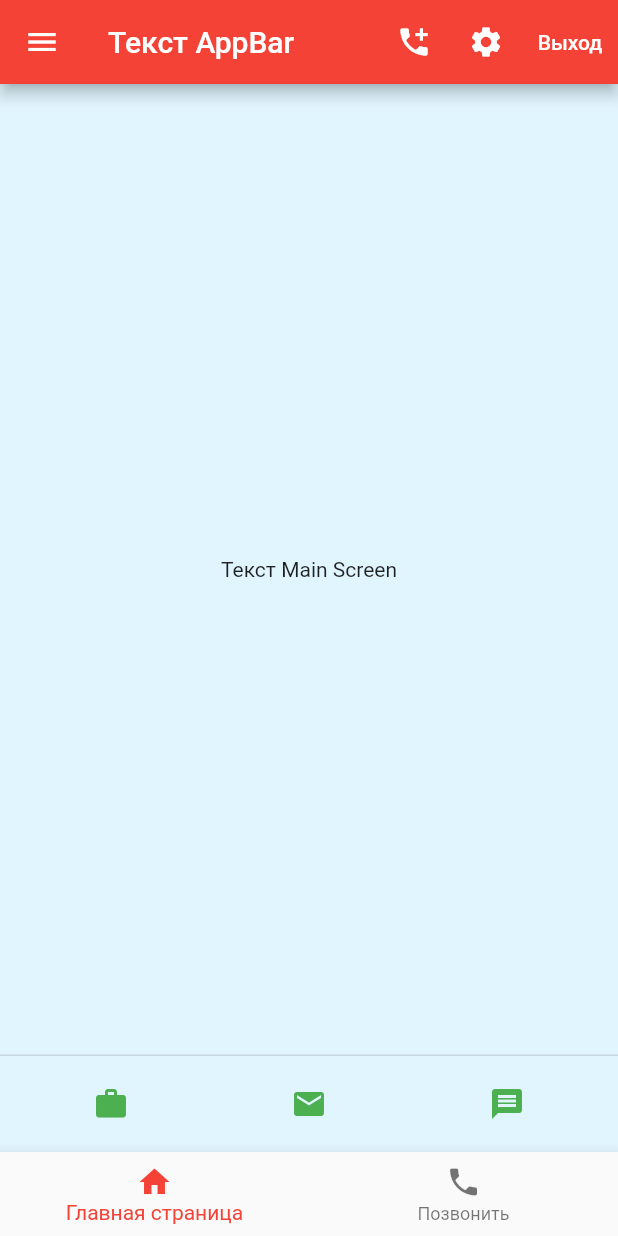
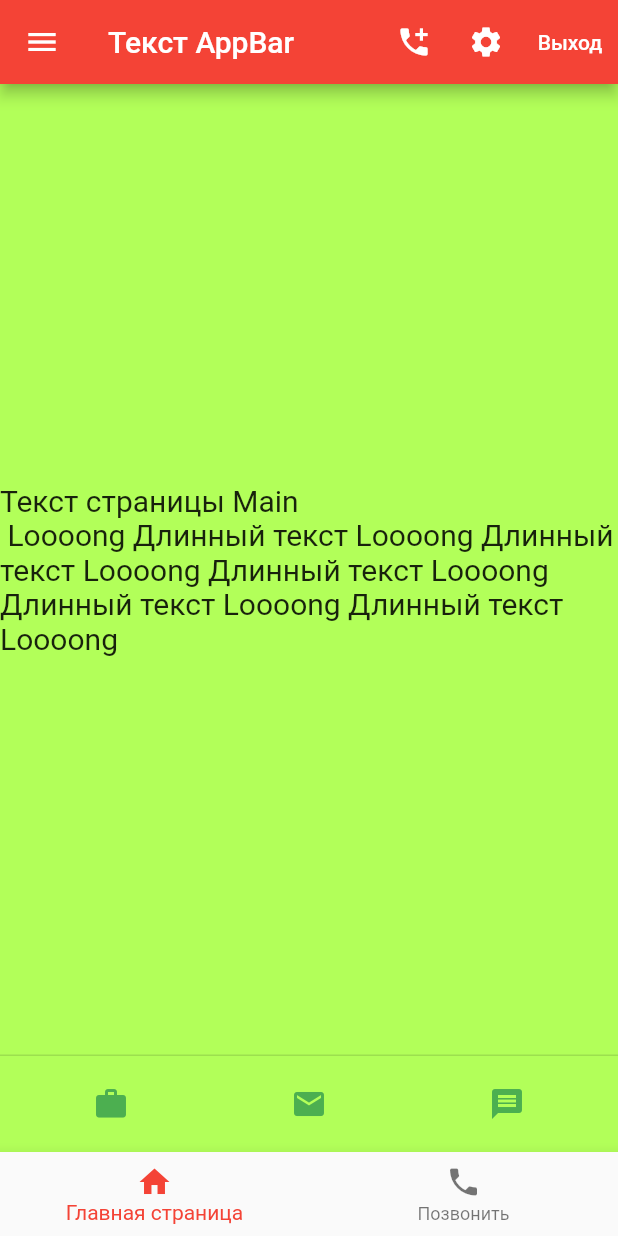
Before and after one commit to YriiBlackMsk/pizza, a Flutter app: the screen it shows after launch, on a phone screen of 412 x 824 dp. Run offline on Flutter 3.47's test engine with Material 2 defaults, Android fonts, the phone set to English and light mode, and no system bars; our stand-ins replace google_fonts, syncfusion_flutter_sliders; missing offline and left inert: sliding_switch; Roboto replaces fonts that are missing (Arial Black, Hind).

Commit message:
Кейс-задание 2.4

```diff
--- a/lib/fifth_screen.dart
+++ b/lib/fifth_screen.dart
@@ -1,5 +1,6 @@
 import 'package:flutter/material.dart';
 import 'package:google_fonts/google_fonts.dart';
+import 'package:pizza/utils/strings.dart';
 
 class FifthScreen extends StatefulWidget {
   const FifthScreen({Key? key}) : super(key: key);
@@ -13,9 +14,14 @@ class _FifthScreenState extends State<FifthScreen> {
   Widget build(BuildContext context) {
     return SafeArea(
         child: Scaffold(
-          backgroundColor: Colors.pink[200],
+          backgroundColor: Colors.white,
           appBar: AppBar(title: const Text('Текст Fifth Screen'),),
-          body: const Center(child: Text('Текст Fifth Screen'),),
+          body: Padding(
+            padding: const EdgeInsets.only(left: 20.0, right: 20.0, top: 40),
+            child: SingleChildScrollView(
+                child: Center(
+                  child: Text(Strings.longBodyText5, style: Theme.of(context).textTheme.headline5),)),
+          ),
         ));
   }
 }
--- a/lib/fourth_screen.dart
+++ b/lib/fourth_screen.dart
@@ -1,5 +1,6 @@
 import 'package:flutter/material.dart';
 import 'package:google_fonts/google_fonts.dart';
+import 'package:pizza/utils/strings.dart';
 
 class FourthScreen extends StatefulWidget {
   const FourthScreen({Key? key}) : super(key: key);
@@ -15,7 +16,7 @@ class _FourthScreenState extends State<FourthScreen> {
         child: Scaffold(
           backgroundColor: Colors.green[200],
           appBar: AppBar(title: const Text('Текст Fourth Screen')),
-          body: const Center(child: Text('Текст Fourth Screen'),),
+          body: Center(child: Text(Strings.longBodyText4, style: Theme.of(context).textTheme.headline4),),
         ));
   }
 }
--- a/lib/main.dart
+++ b/lib/main.dart
@@ -1,3 +1,4 @@
+//1.Подключаем библиотеки и ссылки на другие страницы приложения
 import 'package:flutter/material.dart'; //подключение библиотеки с дизайном от андроида
 // import 'package:google_fonts/google_fonts.dart';
 import 'package:pizza/navigation.dart';
@@ -5,34 +6,53 @@ import 'package:pizza/second_screen.dart';
 import 'package:pizza/third_screen.dart';
 import 'package:pizza/fourth_screen.dart';
 import 'package:pizza/fifth_screen.dart';
+import 'package:pizza/utils/global_theme.dart';
 
+//2.Активируем запуск приложения
 void main() {
   runApp (const MyApp ()); ////старт приложения с навания страницы, либо MyApp
 }
-//(стейтфул виджет из 2х классов, изменяет вид от события является динамическим классом
+
+//3.Описываем маршруты, задаем тему (css)
 class MyApp extends StatelessWidget { //1 класс используется для хранения переданных параметров и инициализации состояния
   const MyApp({Key? key}) : super(key: key);
 
   @override
   Widget build(BuildContext context) {
     return MaterialApp(
-      initialRoute: '/', //индексная страница, может быть либо она, либо home см. выше
+      //initialRoute: '/', //индексная страница, может быть либо она, либо home см. выше, на этом баг надо разбираться
       routes: { //прописываем маршруты для страниц
         '/2': (context) => const SecondScreen(),
         '/3': (context) => const ThirdScreen(),
         '/4': (context) => const FourthScreen(),
         '/5': (context) => const FifthScreen(),
     },
-      title: 'Что это', //за что отвечает???
-      theme: ThemeData( //задает цвет бэкграунда на аппбаре, на футере цвет иконок и текста
-        primarySwatch: Colors.red,
+      title: "Имя приложения", //за что отвечает???
+      theme: globalTheme(), //глобальный вариант темы, настройка в отдельном файле global_theme
+        /*theme: ThemeData( //локальный вариант темы
+        fontFamily: 'Georgia',
+        splashColor: Colors.yellow,
+
+        colorScheme: ColorScheme.fromSwatch(
+          brightness: Brightness.light,
+          primarySwatch: Colors.orange,
+        ).copyWith(
+          secondary: Colors.green,
+        ),
+
+        textTheme: const TextTheme(
+          headline1: TextStyle(fontSize: 72.0, fontWeight: FontWeight.bold),
+          headline6: TextStyle(fontSize: 36.0, fontStyle: FontStyle.italic),
+          bodyText2: TextStyle(fontSize: 14.0, fontFamily: 'Hind'),
+        ),
       ),
+      */
       debugShowCheckedModeBanner: false, //снимает попдис debag
       home: const MainScreen(), //путь до галвной страницы
     );
   }
 }
-
+//4.Рисуем страницу
 class MainScreen extends StatelessWidget {
   const MainScreen({Key? key}) : super(key: key);
 
@@ -41,7 +61,7 @@ class MainScreen extends StatelessWidget {
     return const SafeArea(
       child: Scaffold(
         body: Center(
-          child: NavigationDrawer(), //отправляет нас в класс навигации
+          child: NavigationDrawer(), //отправляет нас в класс навигации в файл
         ),
       ),
     );
--- a/lib/navigation.dart
+++ b/lib/navigation.dart
@@ -1,7 +1,10 @@
 import 'package:flutter/material.dart';
 // import 'package:google_fonts/google_fonts.dart';
 import 'package:flutter/gestures.dart';
+import 'package:pizza/utils/strings.dart';
 
+//страница навигации
+//1.Создаем класс для отрисовки экрана
 class NavigationDrawer extends StatefulWidget { //(стейтфул виджет из 2х классов, изменяет вид от события является динамическим классом
   const NavigationDrawer({Key? key}) : super(key: key); //1 класс используется для хранения переданных параметров и инициализации состояния
 
@@ -11,44 +14,41 @@ class NavigationDrawer extends StatefulWidget { //(стейтфул виджет
 
 class _NavigationDrawerState extends State<NavigationDrawer> { //2 класс используется для отрисовки текущего состояния, реакция
   final _messengerKey = GlobalKey<ScaffoldMessengerState>(); //скафолд всплывающие сообшения о переходе
-  int _selectedIndex = 0; //для записи в стек
+
+  int _selectedIndex = 0; ////состоит из 2х частей, это часть 1 - запоминает какую кнопку нажали в BottomNavigationbar
   void _onItemTapped(var text) {
   setState(() {
   _selectedIndex = text;
   });
   }
 
-
   @override
   Widget build(BuildContext context) {
-    final ButtonStyle buttonStyle =
-     TextButton.styleFrom(primary: Theme.of(context).colorScheme.onPrimary);
+    final ButtonStyle buttonStyle = TextButton.styleFrom(
+        primary: Theme.of(context).colorScheme.onPrimary);
     return Scaffold(
-      backgroundColor: Colors.lightBlue[50],
-      drawerDragStartBehavior: DragStartBehavior.down,
-      drawerEdgeDragWidth: 70,
+      backgroundColor: Colors.lightGreenAccent[200], //цвет бэкграунда главного экрана
+      drawerDragStartBehavior: DragStartBehavior.down, //скорость вытаскивания ящика, стоит более быстрое открывание
+      drawerEdgeDragWidth: 70, //расстояние от левого края откуда начинает работать возможность вытащить ящик
+
       body: const Center(
-          child: Text('Текст Main Screen'
-          ),
-      ),
+          child: Text(Strings.longBodyText1),), //текст глвной страницы
       appBar: AppBar(
-        title: const Text('Текст AppBar '),
-        actions: <Widget>[
+        title: const Text('Текст AppBar '), //текст заголовка аппбар
+        actions: <Widget>[ //икноки аппбар
           IconButton(onPressed: () {}, icon: const Icon(Icons.add_call)),
           IconButton(onPressed: () {}, icon: const Icon(Icons.settings)),
-          TextButton(
-           onPressed: () {},
-              child: const Text('Выход'), style: buttonStyle),
+          TextButton(onPressed: () {}, child: const Text('Выход'), style: buttonStyle),
         ],
       ),
       drawer: SizedBox(
           width: 250,
-        child: Drawer(
+        child: Drawer( //бургер
           backgroundColor: Colors.white,
           child: ListView(
             padding: EdgeInsets.zero,
             children: [
-            DrawerHeader(
+            DrawerHeader( //хедер
                 decoration: const BoxDecoration(
                   color: Colors.tealAccent,
                 ),
@@ -67,19 +67,19 @@ class _NavigationDrawerState extends State<NavigationDrawer> { //2 класс и
                             'https://upload.wikimedia.org/wikipedia/commons/thumb/4/44/Google-flutter-logo.svg/330px-Google-flutter-logo.svg.png'
                         ),
                       ),
-                      const Text('Заголовок в бургере')
+                      const Text('Заголовок в бургере'),
                     ],
                   ),
                 ),
             ),
 
-            ListTile( //список
+            ListTile( //боди
               leading: const Icon(Icons.two_k), //иконка
               title: const Text('SecondScreen'), //заголовок
               onTap: () { //обработчик для снэкбара
                 Navigator.pushNamed(context, '/2');
-                _messengerKey.currentState!.showSnackBar(
-                  const SnackBar(content: Text('Переход на SecondScreen')));
+                // _messengerKey.currentState!.showSnackBar(
+                //   const SnackBar(content: Text('Переход на SecondScreen')));
               },
             ),
 
@@ -90,8 +90,8 @@ class _NavigationDrawerState extends State<NavigationDrawer> { //2 класс и
               title: const Text('ThirdScreen'), //заголовок
               onTap: () { //обработчик
                 Navigator.pushNamed(context, '/3');
-                _messengerKey.currentState!.showSnackBar(
-                  const SnackBar(content: Text('Переход на ThirdScreen')));
+                // _messengerKey.currentState!.showSnackBar(
+                //   const SnackBar(content: Text('Переход на ThirdScreen')));
               },
             ),
 
@@ -102,8 +102,8 @@ class _NavigationDrawerState extends State<NavigationDrawer> { //2 класс и
               title: const Text('FourthScreen'), //заголовок
               onTap: () { //обработчик
                 Navigator.pushNamed(context, '/4');
-                _messengerKey.currentState!.showSnackBar(
-                  const SnackBar(content: Text('Переход на FourthScreen')));
+                // _messengerKey.currentState!.showSnackBar(
+                //   const SnackBar(content: Text('Переход на FourthScreen')));
               },
             ),
 
@@ -119,8 +119,8 @@ class _NavigationDrawerState extends State<NavigationDrawer> { //2 класс и
               title: const Text('FifthScreen'), //заголовок
               onTap: () { //обработчик
                 Navigator.pushNamed(context, '/5');
-                _messengerKey.currentState!.showSnackBar(
-                  const SnackBar(content: Text('Переход в каталог')));
+                // _messengerKey.currentState!.showSnackBar(
+                //   const SnackBar(content: Text('Переход в каталог')));
               },
             ),
            ],
@@ -128,7 +128,7 @@ class _NavigationDrawerState extends State<NavigationDrawer> { //2 класс и
         ),
       ),
 
-     persistentFooterButtons: [
+     persistentFooterButtons: [ //футер
       Row(
         children: [
           Expanded(
@@ -167,7 +167,7 @@ class _NavigationDrawerState extends State<NavigationDrawer> { //2 класс и
         BottomNavigationBarItem(icon: Icon(Icons.home), label: 'Главная страница'),
         BottomNavigationBarItem(icon: Icon(Icons.phone), label: 'Позвонить'),
       ],
-          currentIndex: _selectedIndex, onTap: _onItemTapped //индексирует разобрать
+          currentIndex: _selectedIndex, onTap: _onItemTapped //состоит из 2х частей, это часть 2 - запоминает какую кнопку нажали в BottomNavigationbar
       ),
     );
   }
--- a/lib/second_screen.dart
+++ b/lib/second_screen.dart
@@ -1,5 +1,6 @@
 import 'package:flutter/material.dart';
 import 'package:google_fonts/google_fonts.dart';
+import 'package:pizza/utils/strings.dart';
 
 class SecondScreen extends StatefulWidget {
   const SecondScreen({Key? key}) : super(key: key);
@@ -14,8 +15,8 @@ class _SecondScreenState extends State<SecondScreen> {
     return SafeArea(
         child: Scaffold(
           backgroundColor: Colors.amber[50],
-          appBar: AppBar(title: const Text('Текст Second Screen'),),
-          body: const Center(child: Text('Текст Second Screen'),),
+          appBar: AppBar(title: const Text('Текст Second Screen'),), //заголовок второго экрана
+          body: Center(child: Text(Strings.longBodyText2, style: Theme.of(context).textTheme.headline2),), //контент боди второго экрана, забирает данные с файла стрингс, для мультиязычной поддержки и редактирования
         ));
   }
 }
--- a/lib/third_screen.dart
+++ b/lib/third_screen.dart
@@ -1,5 +1,6 @@
 import 'package:flutter/material.dart';
 import 'package:google_fonts/google_fonts.dart';
+import 'package:pizza/utils/strings.dart';
 
 class ThirdScreen extends StatefulWidget {
   const ThirdScreen({Key? key}) : super(key: key);
@@ -15,7 +16,7 @@ class _ThirdScreenState extends State<ThirdScreen> {
         child: Scaffold(
           backgroundColor: Colors.teal[200],
           appBar: AppBar(title: const Text('Текст Third Screen'),),
-          body: const Center(child: Text('Текст Third Screen'),),
+          body: Center(child: Text(Strings.longBodyText3, style: Theme.of(context).textTheme.headline3),),
         ));
   }
 }
--- /dev/null
+++ b/lib/utils/global_theme.dart
@@ -0,0 +1,58 @@
+//Настройки темы для всего приложения
+import 'package:flutter/material.dart';
+
+final fPrimaryColor = Colors.green;//не работает
+
+ThemeData globalTheme() => ThemeData( //Настройка темы (типа css, цвет, стиль и т.п.) всего приложения
+  fontFamily: 'Arial Black', //текст глобально
+  splashColor: Colors.red, //цвет при нажатии кнопки типа волны глобально
+
+  colorScheme: ColorScheme.fromSwatch(
+    brightness: Brightness.light,//не работает
+    primarySwatch: Colors.red, //
+  ).copyWith(
+    secondary: Colors.green,
+  ),
+//переопределение типовых значений в шаблонных стилях см.документации, для локальных вариантов
+  textTheme: const TextTheme(
+    headline1: TextStyle(fontSize: 50.0, fontWeight: FontWeight.normal),
+    headline2: TextStyle(fontFamily: 'Times New Roman', fontSize: 40.0, fontStyle: FontStyle.italic),
+    headline3: TextStyle(fontSize: 30.0, fontStyle: FontStyle.italic),
+    headline4: TextStyle(fontSize: 20.0, fontStyle: FontStyle.normal),
+    headline5: TextStyle(fontSize: 10.0, fontStyle: FontStyle.italic),
+    bodyText1: TextStyle(fontSize: 15.0, fontFamily: 'Hind'),
+    bodyText2: TextStyle(fontSize: 20.0, fontFamily: 'Hind'),
+  ),
+
+);
+
+
+/*
+class ThemesApp extends StatelessWidget {
+  const ThemesApp({Key? key}) : super(key: key);
+
+  @override
+  Widget build(BuildContext context) {
+    return MaterialApp(
+      home: ThemesScreen(),
+    );
+  }
+}
+
+
+class ThemesScreen extends StatefulWidget {
+  const ThemesScreen({Key? key}) : super(key: key);
+
+  @override
+  _ThemesScreenState createState() => _ThemesScreenState();
+}
+
+class _ThemesScreenState extends State<ThemesScreen> {
+  @override
+  Widget build(BuildContext context) {
+    return Scaffold( //каракас экрана
+
+    );
+  }
+}
+*/
--- /dev/null
+++ b/lib/utils/strings.dart
@@ -0,0 +1,22 @@
+//работа с наполнением текстом для всего приложения
+class Strings {
+  static const longBodyText1 = 'Текст страницы Main \n Loooong Длинный текст Loooong Длинный текст Loooong Длинный текст Loooong Длинный текст Loooong Длинный текст Loooong ';
+  static const longBodyText2 = 'Текст страницы 2 \n Длинный текст Loooong Длинный текст Loooong Длинный текст Loooong Длинный текст Loooong Длинный текст Loooong Длинный текст Loooong ';
+  static const longBodyText3 = 'Текст страницы 3 \n Loooong Длинный текст Loooong Длинный текст Loooong Длинный текст Loooong Длинный текст Loooong Длинный текст Loooong ';
+  static const longBodyText4 = 'Текст страницы 4 \n Длинный текст Loooong Длинный текст Loooong Длинный текст Loooong Длинный текст Loooong Длинный текст Loooong Длинный текст Loooong ';
+  static const longBodyText5 = 'Текст страницы 5 \n Длинный текст '
+      'Loooong Длинный текст Loooong Длинный текст' 'Loooong Длинный текст Loooong Длинный текст\n\n'
+      'Loooong Длинный текст Loooong Длинный текст' 'Loooong Длинный текст Loooong Длинный текст\n\n'
+      'Loooong Длинный текст Loooong Длинный текст' 'Loooong Длинный текст Loooong Длинный текст\n\n'      'Loooong Длинный текст Loooong Длинный текст' 'Loooong Длинный текст Loooong Длинный текст\n\n'
+      'Loooong Длинный текст Loooong Длинный текст' 'Loooong Длинный текст Loooong Длинный текст\n\n'      'Loooong Длинный текст Loooong Длинный текст' 'Loooong Длинный текст Loooong Длинный текст\n\n'
+      'Loooong Длинный текст Loooong Длинный текст' 'Loooong Длинный текст Loooong Длинный текст\n\n'      'Loooong Длинный текст Loooong Длинный текст' 'Loooong Длинный текст Loooong Длинный текст\n\n'
+      'Loooong Длинный текст Loooong Длинный текст' 'Loooong Длинный текст Loooong Длинный текст\n\n'      'Loooong Длинный текст Loooong Длинный текст' 'Loooong Длинный текст Loooong Длинный текст\n\n'
+      'Loooong Длинный текст Loooong Длинный текст' 'Loooong Длинный текст Loooong Длинный текст\n\n'      'Loooong Длинный текст Loooong Длинный текст' 'Loooong Длинный текст Loooong Длинный текст\n\n'
+      'Loooong Длинный текст Loooong Длинный текст' 'Loooong Длинный текст Loooong Длинный текст\n\n'      'Loooong Длинный текст Loooong Длинный текст' 'Loooong Длинный текст Loooong Длинный текст\n\n'
+      'Loooong Длинный текст Loooong Длинный текст' 'Loooong Длинный текст Loooong Длинный текст\n\n'      'Loooong Длинный текст Loooong Длинный текст' 'Loooong Длинный текст Loooong Длинный текст\n\n'
+      'Loooong Длинный текст Loooong Длинный текст' 'Loooong Длинный текст Loooong Длинный текст\n\n'      'Loooong Длинный текст Loooong Длинный текст' 'Loooong Длинный текст Loooong Длинный текст\n\n'
+      'Loooong Длинный текст Loooong Длинный текст' 'Loooong Длинный текст Loooong Длинный текст\n\n'      'Loooong Длинный текст Loooong Длинный текст' 'Loooong Длинный текст Loooong Длинный текст\n\n'
+      'Loooong Длинный текст Loooong Длинный текст' 'Loooong Длинный текст Loooong Длинный текст\n\n'      'Loooong Длинный текст Loooong Длинный текст' 'Loooong Длинный текст Loooong Длинный текст\n\n'
+      'Loooong Длинный текст Loooong Длинный текст' 'Loooong Длинный текст Loooong Длинный текст\n\n'      'Loooong Длинный текст Loooong Длинный текст' 'Loooong Длинный текст Loooong Длинный текст\n\n'
+      'Loooong Длинный текст Loooong Длинный текст' 'Loooong Длинный текст Loooong Длинный текст\n\n' 'Последний абзац ';
+}
```
